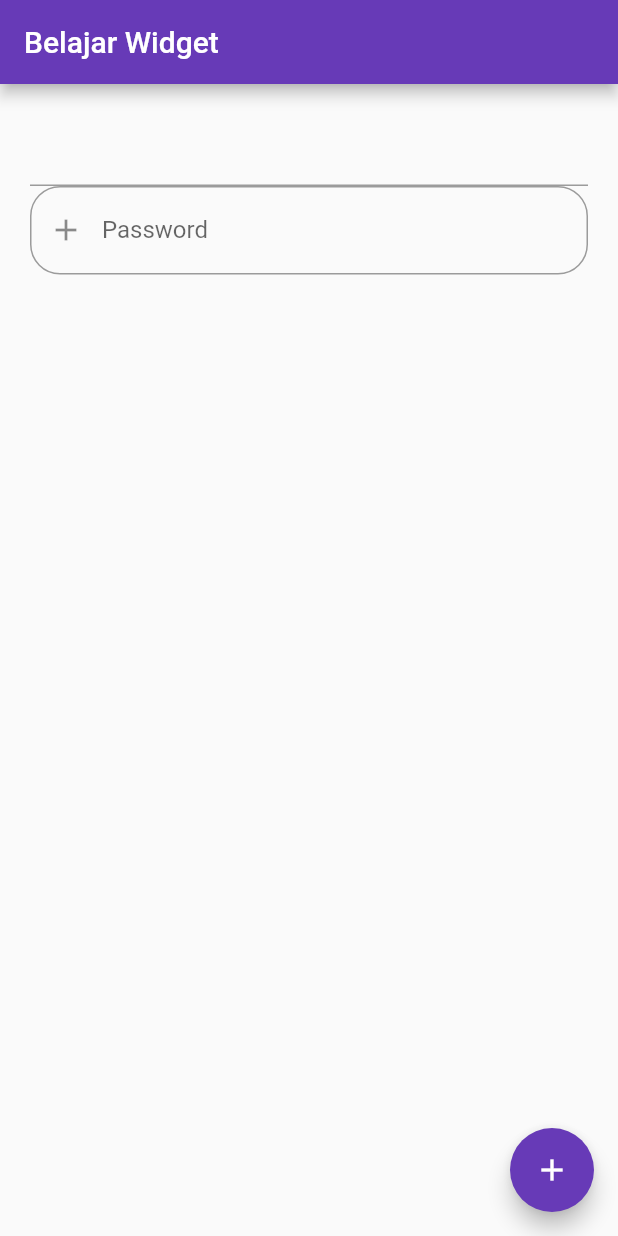
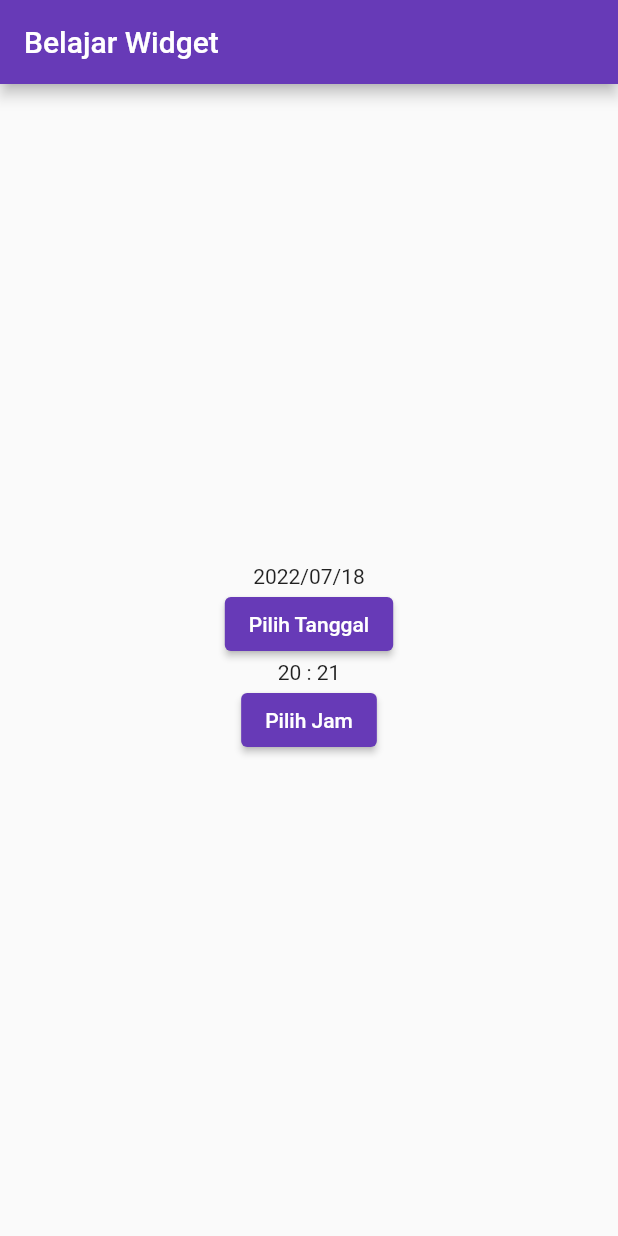
Before and after one commit to bahrie127/widget_focus, a Flutter app: the screen it shows after launch, on a phone screen of 412 x 824 dp. Run offline on Flutter 3.47's test engine with Material 2 defaults, Android fonts, the light colour scheme and no system bars.

Commit message:
sample datetime

```diff
--- a/lib/home.dart
+++ b/lib/home.dart
@@ -5,6 +5,7 @@ import 'package:widget_focus/widgets/sample_button.dart';
 import 'package:widget_focus/widgets/sample_card.dart';
 import 'package:widget_focus/widgets/sample_component.dart';
 import 'package:widget_focus/widgets/sample_container.dart';
+import 'package:widget_focus/widgets/sample_datetime.dart';
 import 'package:widget_focus/widgets/sample_drawer.dart';
 import 'package:widget_focus/widgets/sample_floating_action_button.dart';
 import 'package:widget_focus/widgets/sample_grid.dart';
@@ -25,7 +26,7 @@ class Home extends StatelessWidget {
 
   @override
   Widget build(BuildContext context) {
-    return SampleTextField();
+    return SampleDateTime();
   }
 
   // @override
--- /dev/null
+++ b/lib/widgets/sample_datetime.dart
@@ -0,0 +1,88 @@
+import 'package:flutter/material.dart';
+import 'package:intl/intl.dart';
+
+class SampleDateTime extends StatefulWidget {
+  const SampleDateTime({super.key});
+
+  @override
+  State<SampleDateTime> createState() => _SampleDateTimeState();
+}
+
+class _SampleDateTimeState extends State<SampleDateTime> {
+  late DateTime dateTime;
+  late int timestamp;
+  late DateTime anotherDateTime;
+  late String dateString;
+  late DateTime newDate;
+
+  late DateTime selectedDate;
+  late TimeOfDay selectedTime;
+  @override
+  void initState() {
+    super.initState();
+    dateTime = DateTime.now();
+    timestamp = dateTime.microsecondsSinceEpoch;
+    anotherDateTime = DateTime.fromMicrosecondsSinceEpoch(timestamp);
+    dateString = DateFormat('yyyy-MM-dd hh:mm').format(anotherDateTime);
+    newDate = DateTime.parse(dateString);
+
+    selectedDate = DateTime.now();
+    selectedTime = const TimeOfDay(hour: 20, minute: 21);
+  }
+
+  void _selectedTime(BuildContext context) async {
+    final TimeOfDay? picked = await showTimePicker(
+      context: context,
+      initialTime: selectedTime,
+    );
+    if (picked != null && picked != selectedTime) {
+      setState(() {
+        selectedTime = picked;
+      });
+    }
+  }
+
+  void _selectedDate(BuildContext context) async {
+    final DateTime? picked = await showDatePicker(
+      context: context,
+      initialDate: selectedDate,
+      firstDate: DateTime(2000),
+      lastDate: DateTime(2045),
+    );
+    if (picked != null && picked != selectedDate) {
+      setState(() {
+        selectedDate = picked;
+      });
+    }
+  }
+
+  @override
+  Widget build(BuildContext context) {
+    return Scaffold(
+      appBar: AppBar(
+        title: const Text('Belajar Widget'),
+      ),
+      body: Center(
+        child: Column(
+          mainAxisAlignment: MainAxisAlignment.center,
+          children: [
+            Text(DateFormat('yyyy/MM/dd').format(selectedDate)),
+            ElevatedButton(
+              onPressed: () {
+                _selectedDate(context);
+              },
+              child: const Text('Pilih Tanggal'),
+            ),
+            Text('${selectedTime.hour} : ${selectedTime.minute}'),
+            ElevatedButton(
+              onPressed: () {
+                _selectedTime(context);
+              },
+              child: const Text('Pilih Jam'),
+            ),
+          ],
+        ),
+      ),
+    );
+  }
+}
```
Also changed, not shown: pubspec.yaml (+4 -11 lines), pubspec.lock.
